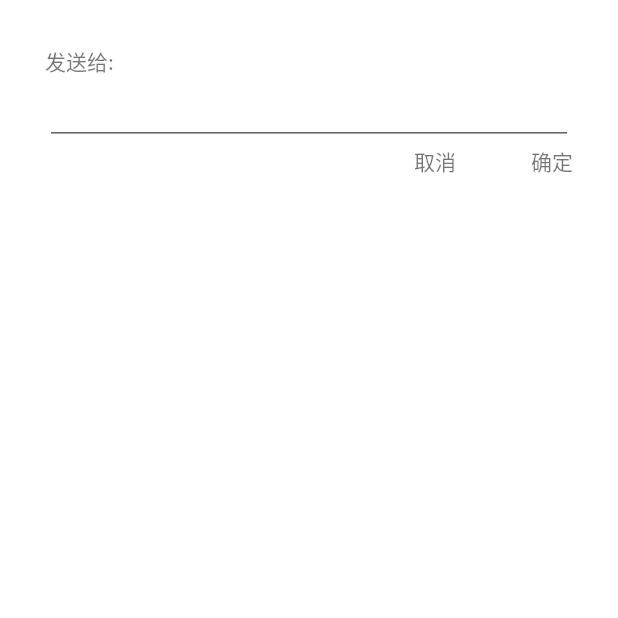
After one commit to huangmingliang/IM_Demo2, an Android app: the fragment ForwardDialogFragment shown on its own in the app's theme, on a phone screen of 412 x 824 dp, the top half of it. The commit adds this screen. Run offline under Robolectric (Android 15) with nearby library versions, the phone set to English and light mode, and no system bars.

Commit message:
添加转发页面

```diff
--- a/app/src/main/AndroidManifest.xml
+++ b/app/src/main/AndroidManifest.xml
@@ -235,7 +235,8 @@
         <activity android:name=".ui.MeActivity" />
         <activity android:name=".ui.Home2Activity" />
         <activity android:name=".ui.QRcodeActivity" />
-        <activity android:name=".ui.ScanAddFriendActivity"></activity>
+        <activity android:name=".ui.ScanAddFriendActivity" />
+        <activity android:name=".ui.ForwardListActivity"></activity>
     </application>
 
 </manifest>
--- a/app/src/main/java/com/example/demo_im/model/Conversation.java
+++ b/app/src/main/java/com/example/demo_im/model/Conversation.java
@@ -4,10 +4,12 @@ import android.content.Context;
 
 import com.tencent.TIMConversationType;
 
+import java.io.Serializable;
+
 /**
  * 会话数据
  */
-public abstract class Conversation implements Comparable {
+public abstract class Conversation implements Comparable,Serializable {
 
     //会话对象id
     protected String identify;
--- a/app/src/main/java/com/example/demo_im/model/Message.java
+++ b/app/src/main/java/com/example/demo_im/model/Message.java
@@ -1,6 +1,7 @@
 package com.example.demo_im.model;
 
 import android.content.Context;
+import android.os.Parcelable;
 import android.view.View;
 import android.widget.RelativeLayout;
 
@@ -9,6 +10,8 @@ import com.tencent.TIMMessage;
 import com.tencent.TIMMessageStatus;
 import com.example.demo_im.adapters.ChatAdapter;
 import com.example.demo_im.utils.TimeUtil;
+
+import java.io.Serializable;
 
 /**
  * 消息数据基类
--- a/app/src/main/java/com/example/demo_im/model/TextMessage.java
+++ b/app/src/main/java/com/example/demo_im/model/TextMessage.java
@@ -5,6 +5,8 @@ import android.content.res.AssetManager;
 import android.graphics.Bitmap;
 import android.graphics.BitmapFactory;
 import android.graphics.Matrix;
+import android.os.Parcel;
+import android.os.Parcelable;
 import android.text.Editable;
 import android.text.Spannable;
 import android.text.SpannableStringBuilder;
@@ -34,7 +36,7 @@ import java.util.List;
 /**
  * 文本消息数据
  */
-public class TextMessage extends Message {
+public class TextMessage extends Message{
 
     public TextMessage(TIMMessage message){
         this.message = message;
@@ -203,6 +205,4 @@ public class TextMessage extends Message {
         }
         return stringBuilder;
     }
-
-
 }
--- /dev/null
+++ b/app/src/main/java/com/example/demo_im/ui/ForwardDialogFragment.java
@@ -0,0 +1,30 @@
+package com.example.demo_im.ui;
+
+import android.app.DialogFragment;
+import android.os.Bundle;
+import android.support.annotation.Nullable;
+import android.view.LayoutInflater;
+import android.view.View;
+import android.view.ViewGroup;
+
+import com.example.demo_im.R;
+import com.example.demo_im.model.Message;
+
+/**
+ * Created by huangmingliang on 2017/5/5.
+ */
+
+public class ForwardDialogFragment extends DialogFragment{
+    @Nullable
+    @Override
+    public View onCreateView(LayoutInflater inflater, @Nullable ViewGroup container, Bundle savedInstanceState) {
+        View view=LayoutInflater.from(this.getActivity()).inflate(R.layout.fragment_forward,null);
+        Bundle bundle=getArguments();
+
+        return view;
+    }
+
+    interface ForwardMessageListerner{
+        public abstract Message getForwardMessage();
+    }
+}
--- a/app/src/main/res/layout/activity_chat.xml
+++ b/app/src/main/res/layout/activity_chat.xml
@@ -5,7 +5,7 @@
     android:layout_width="match_parent"
     android:layout_height="match_parent"
     xmlns:app="http://schemas.android.com/apk/res-auto"
-    android:background="@color/bg_chat"
+    android:background="@color/bg_layout"
     tools:context="com.tencent.qcloud.timchat.ui.ChatActivity">
     <com.tencent.qcloud.ui.TemplateTitle
         android:id="@+id/chat_title"
--- /dev/null
+++ b/app/src/main/res/layout/fragment_forward.xml
@@ -0,0 +1,62 @@
+<?xml version="1.0" encoding="utf-8"?>
+<LinearLayout xmlns:android="http://schemas.android.com/apk/res/android"
+    android:orientation="vertical" android:layout_width="match_parent"
+    android:layout_height="match_parent"
+    android:padding="30dp">
+
+    <TextView
+        android:id="@+id/textView3"
+        android:layout_width="match_parent"
+        android:layout_height="wrap_content"
+        android:text="@string/forward_sendTo" />
+
+    <LinearLayout
+        android:id="@+id/contact"
+        android:layout_width="match_parent"
+        android:layout_height="wrap_content"
+        android:orientation="vertical">
+
+    </LinearLayout>
+
+    <RelativeLayout
+        android:layout_width="match_parent"
+        android:layout_height="wrap_content"
+        android:orientation="vertical">
+        <ImageView
+            android:id="@+id/forwardImg"
+            android:layout_width="wrap_content"
+            android:layout_height="wrap_content"
+            android:layout_centerHorizontal="true"
+            android:visibility="gone"/>
+        <TextView
+            android:id="@+id/forwardText"
+            android:layout_width="wrap_content"
+            android:layout_height="wrap_content"
+            android:text=""
+            android:visibility="gone"/>
+    </RelativeLayout>
+
+    <EditText
+        android:id="@+id/forwardEdit"
+        android:layout_width="match_parent"
+        android:layout_height="wrap_content" />
+
+    <RelativeLayout
+        android:layout_width="match_parent"
+        android:layout_height="wrap_content">
+        <TextView
+            android:id="@+id/send"
+            android:layout_width="wrap_content"
+            android:layout_height="wrap_content"
+            android:text="@string/forward_send"
+            android:layout_alignParentEnd="true"/>
+        <TextView
+            android:id="@+id/cancel"
+            android:layout_width="wrap_content"
+            android:layout_height="wrap_content"
+            android:text="@string/forward_cancel"
+            android:layout_toStartOf="@+id/send"
+            android:layout_marginEnd="50dp"/>
+    </RelativeLayout>
+
+</LinearLayout>
--- a/app/src/main/res/values/colors.xml
+++ b/app/src/main/res/values/colors.xml
@@ -29,7 +29,7 @@
     <!--蒙版-->
     <color name="colorMask">#66000000</color>
 
-    <color name="bg_chat">#f7f8fd</color>
+    <color name="bg_layout">#f7f8fd</color>
 
 
 
--- a/app/src/main/res/values/dimens.xml
+++ b/app/src/main/res/values/dimens.xml
@@ -3,4 +3,7 @@
     <dimen name="activity_horizontal_margin">16dp</dimen>
     <dimen name="activity_vertical_margin">16dp</dimen>
     <dimen name="fab_margin">16dp</dimen>
+
+    <dimen name="item_img_width">35dp</dimen>
+    <dimen name="item_margin_left">15dp</dimen>
 </resources>
--- a/app/src/main/res/values/strings.xml
+++ b/app/src/main/res/values/strings.xml
@@ -126,6 +126,7 @@
     <string name="chat_resend">重新发送</string>
     <string name="chat_del">删除</string>
     <string name="chat_save">保存</string>
+    <string name="chat_forward">转发</string>
     <string name="chat_file_too_large">文件过大，发送失败</string>
     <string name="chat_file_not_exist">文件不存在，发送失败</string>
     <string name="chat_image_preview_title">图片预览</string>
@@ -309,4 +310,12 @@
     <string name="message_notify_c2c_music">自定义C2C消息推送声音</string>
     <string name="message_notify_group_music">自定义群消息推送声音</string>
 
+    <!--forward activity-->
+    <string name="forward_search">搜索</string>
+    <string name="forward_new_chatting">创建新的聊天</string>
+    <string name="forward_conversation">最近聊天</string>
+    <string name="forward_sendTo">发送给:</string>
+    <string name="forward_send">确定</string>
+    <string name="forward_cancel">取消</string>
+
 </resources>
```
Also changed, not shown: app/src/main/java/com/example/demo_im/adapters/ForwardAdapter.java (added, +64 -0 lines), app/src/main/java/com/example/demo_im/ui/ChatActivity.java (+7 -0 lines), app/src/main/java/com/example/demo_im/ui/ForwardListActivity.java (added, +153 -0 lines), app/src/main/res/layout/activity_forward_list.xml (added, +53 -0 lines), app/src/main/res/layout/include_item.xml (added, +30 -0 lines), app/src/main/res/layout/item_forward_list.xml (added, +11 -0 lines), app/src/main/res/layout/item_friend.xml (+1 -22 lines), app/build.gradle (line endings or trailing spaces).
